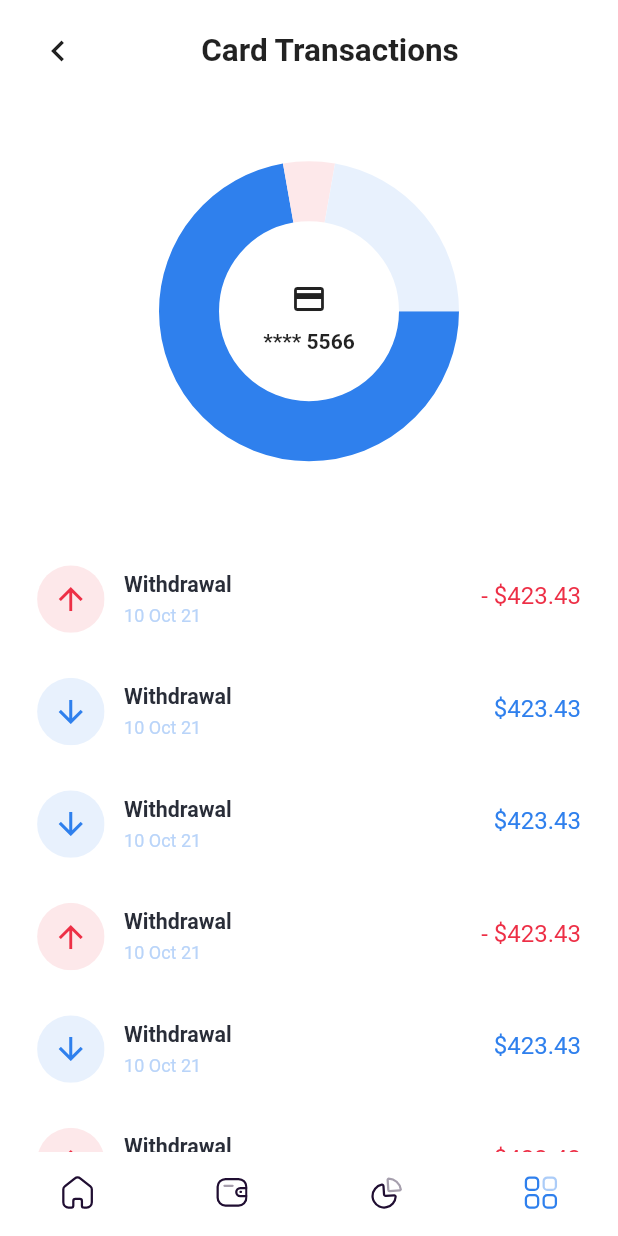
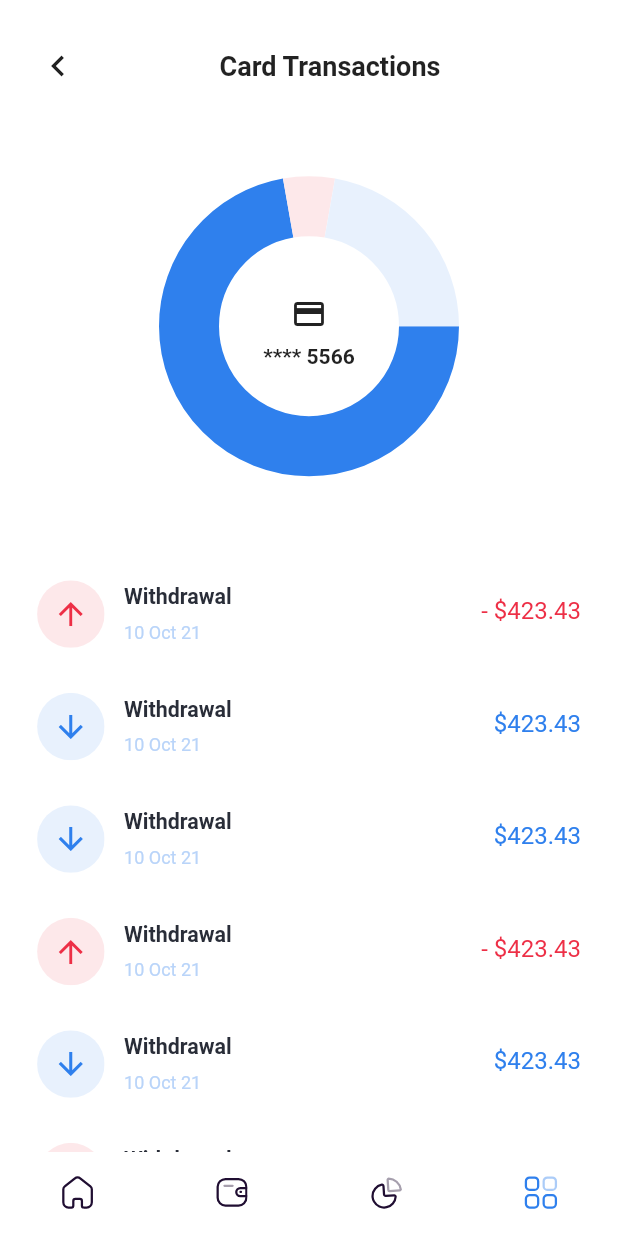
Before and after one commit to oluwakeye-john/fintech-app, a Flutter app: the screen it shows after launch, item 4 of the bottom bar chosen, on a phone screen of 412 x 824 dp. Run offline on Flutter 3.47's test engine with Material 2 defaults, Android fonts, the phone set to English and light mode, and no system bars; drawn by our look-alikes of fl_chart; our stand-ins replace flutter_svg; network calls fail.

Commit message:
update to history card font size

```diff
--- a/lib/pages/transaction.dart
+++ b/lib/pages/transaction.dart
@@ -10,7 +10,7 @@ class TransactionScreen extends StatelessWidget {
         crossAxisAlignment: CrossAxisAlignment.start,
         children: [
           Container(
-            margin: EdgeInsets.only(top: 20, bottom: 20),
+            margin: EdgeInsets.only(top: 30, bottom: 20),
             child: Row(
               children: [
                 Icon(
@@ -21,7 +21,7 @@ class TransactionScreen extends StatelessWidget {
                   child: Center(
                       child: Text(
                     "Card Transactions",
-                    style: TextStyle(fontSize: 21, fontWeight: FontWeight.bold),
+                    style: TextStyle(fontSize: 18, fontWeight: FontWeight.bold),
                   )),
                 )
               ],
--- a/lib/widgets/general/history-card.dart
+++ b/lib/widgets/general/history-card.dart
@@ -35,7 +35,7 @@ class HistoryCard extends StatelessWidget {
                   crossAxisAlignment: CrossAxisAlignment.start,
                   children: [
                     Padding(
-                      padding: EdgeInsets.only(bottom: 5),
+                      padding: EdgeInsets.only(bottom: 8),
                       child: Text("Withdrawal",
                           style: TextStyle(
                               color: Color(0xFF292D38),
```
